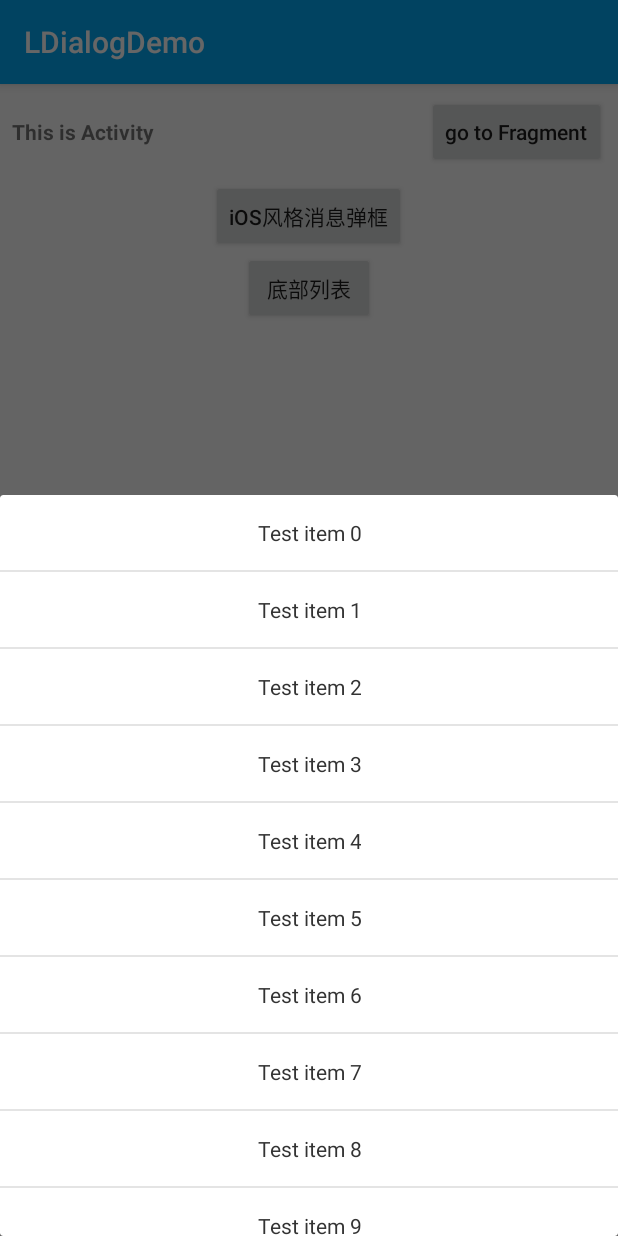
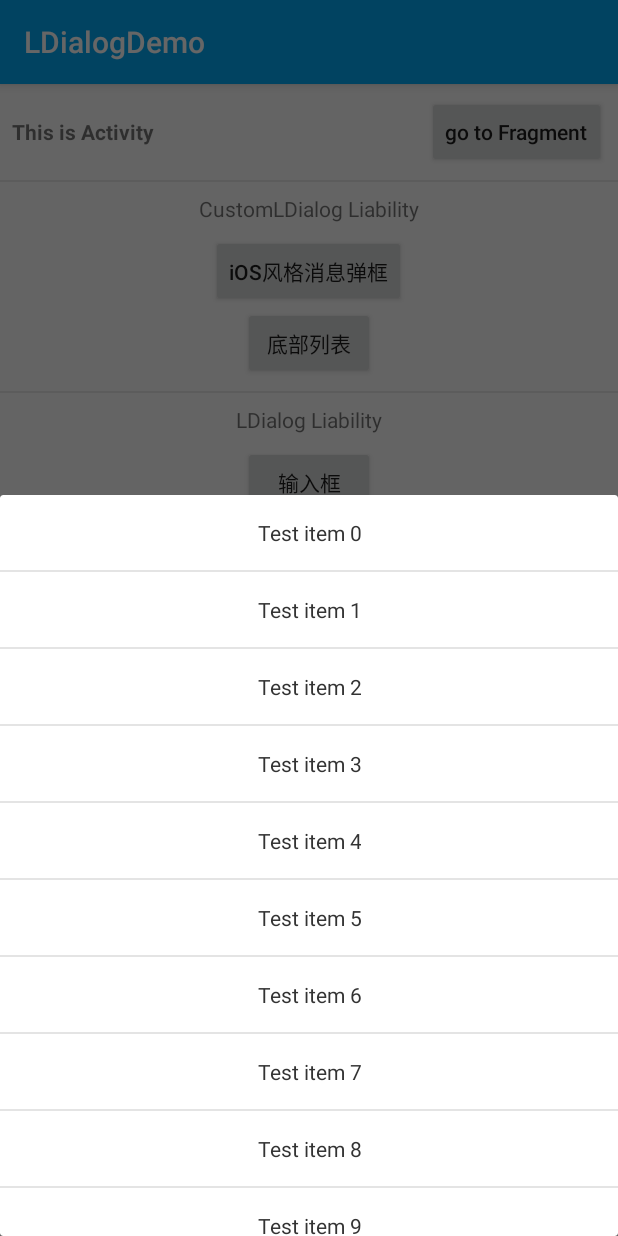
Before and after one commit to limuyang2/LDialog, an Android app: the screen it shows after launch (MainActivity), after a tap on "底部列表", on a phone screen of 412 x 824 dp. Run offline under Robolectric (Android 15) with nearby library versions, the phone set to English and light mode, and no system bars.

Commit message:
完善LDialog

```diff
--- a/app/src/main/java/top/limuyang2/ldialogdemo/activity/MainActivity.kt
+++ b/app/src/main/java/top/limuyang2/ldialogdemo/activity/MainActivity.kt
@@ -6,11 +6,13 @@ import android.graphics.Color
 import android.os.Bundle
 import android.support.v7.app.AppCompatActivity
 import android.view.View
+import android.widget.EditText
 import android.widget.Toast
 import kotlinx.android.synthetic.main.activity_main.*
 import top.limuyang2.customldialog.BottomTextListDialog
 import top.limuyang2.customldialog.MessageIOSDialog
-import top.limuyang2.ldialog.base.OnDialogDismissListener
+import top.limuyang2.ldialog.LDialog
+import top.limuyang2.ldialog.base.*
 import top.limuyang2.ldialogdemo.R
 import top.limuyang2.ldialogdemo.fragment.FragmentActivity
 
@@ -41,8 +43,6 @@ class MainActivity : AppCompatActivity() {
                             System.out.println("dialog dismiss")
                         }
                     })
-//                    .setWidthScale(1f)
-//                    .setCancelableAll(false)
                     .setCancelableOutside(true)
                     .show()
         }
@@ -54,6 +54,30 @@ class MainActivity : AppCompatActivity() {
             }
             BottomTextListDialog.init(supportFragmentManager)
                     .setTextList(list)
+                    .setHeightScale(0.6f)
+                    .setKeepHeightScale(true)
+                    .show()
+        }
+
+        /*** LDialog Liability ***/
+        editText_dialog_btn.setOnClickListener {
+            LDialog.init(supportFragmentManager)
+                    .setLayoutRes(R.layout.ldialog_edittext)
+                    .setWidthScale(0.6f)
+                    .setViewHandlerListener(object : ViewHandlerListener() {
+                        override fun convertView(holder: ViewHolder, dialog: BaseLDialog<*>) {
+                            val editText = holder.getView<EditText>(R.id.input_editText)
+                            holder.setOnClickListener(R.id.ok_btn, View.OnClickListener {
+                                Toast.makeText(this@MainActivity, editText.text, Toast.LENGTH_SHORT).show()
+                                dialog.dismiss()
+                            })
+
+                            holder.setOnClickListener(R.id.close_btn, View.OnClickListener {
+                                dialog.dismiss()
+                            })
+                        }
+                    })
+                    .setNeedKeyboardViewId(R.id.input_editText)
                     .show()
         }
     }
--- a/app/src/main/res/layout/activity_main.xml
+++ b/app/src/main/res/layout/activity_main.xml
@@ -1,11 +1,18 @@
 <?xml version="1.0" encoding="utf-8"?>
-<LinearLayout xmlns:android="http://schemas.android.com/apk/res/android"
+
+<ScrollView xmlns:android="http://schemas.android.com/apk/res/android"
     xmlns:tools="http://schemas.android.com/tools"
     android:layout_width="match_parent"
     android:layout_height="match_parent"
     android:gravity="center_horizontal"
     android:orientation="vertical"
     tools:context=".activity.MainActivity">
+
+    <LinearLayout
+        android:layout_width="match_parent"
+        android:layout_height="wrap_content"
+        android:gravity="center_horizontal"
+        android:orientation="vertical">
 
         <LinearLayout
             android:layout_width="match_parent"
@@ -28,6 +35,16 @@
                 android:textAllCaps="false" />
         </LinearLayout>
 
+        <View
+            android:layout_width="match_parent"
+            android:layout_height="1dp"
+            android:background="#e7e7e7" />
+
+        <TextView
+            android:layout_width="wrap_content"
+            android:layout_height="wrap_content"
+            android:layout_margin="8dp"
+            android:text="CustomLDialog Liability" />
 
         <Button
             android:id="@+id/ios_dialog_btn"
@@ -41,4 +58,28 @@
             android:layout_width="wrap_content"
             android:layout_height="wrap_content"
             android:text="底部列表" />
+
+        <View
+            android:layout_width="match_parent"
+            android:layout_height="1dp"
+            android:layout_marginTop="8dp"
+            android:background="#e7e7e7" />
+
+        <TextView
+            android:layout_width="wrap_content"
+            android:layout_height="wrap_content"
+            android:layout_margin="8dp"
+            android:text="LDialog Liability" />
+
+        <Button
+            android:id="@+id/editText_dialog_btn"
+            android:text="输入框"
+            android:layout_width="wrap_content"
+            android:layout_height="wrap_content" />
+
+        <Button
+            android:layout_width="wrap_content"
+            android:layout_height="wrap_content"
+            android:text="分享" />
     </LinearLayout>
+</ScrollView>
--- a/custom_ldialog/build.gradle
+++ b/custom_ldialog/build.gradle
@@ -9,7 +9,7 @@ android {
     compileSdkVersion 27
 
     defaultConfig {
-        minSdkVersion 14
+        minSdkVersion 16
         targetSdkVersion 27
         versionCode 1
         versionName "1.0"
--- a/custom_ldialog/src/main/java/top/limuyang2/customldialog/BottomTextListDialog.kt
+++ b/custom_ldialog/src/main/java/top/limuyang2/customldialog/BottomTextListDialog.kt
@@ -19,11 +19,9 @@ class BottomTextListDialog : BaseLDialog<BottomTextListDialog>() {
 
     init {
         setWidthScale(1f)
-        setHeightScale(0.6f)
+        setKeepWidthScale(true)
         setGravity(Gravity.BOTTOM)
         setAnimStyle(R.style.LDialogBottomAnimation)
-        setKeepWidthScale(true)
-        setKeepHeightScale(true)
     }
 
     private val textList = ArrayList<String>()
--- a/ldialog/build.gradle
+++ b/ldialog/build.gradle
@@ -9,7 +9,7 @@ android {
     compileSdkVersion 27
 
     defaultConfig {
-        minSdkVersion 14
+        minSdkVersion 16
         targetSdkVersion 27
         versionCode 1
         versionName "1.0"
```
Also changed, not shown: app/src/main/res/layout/ldialog_edittext.xml (added, +38 -0 lines), ldialog/src/main/java/top/limuyang2/ldialog/base/BaseLDialog.kt (+32 -7 lines). Lines whose indentation alone changed are shown as unchanged.
